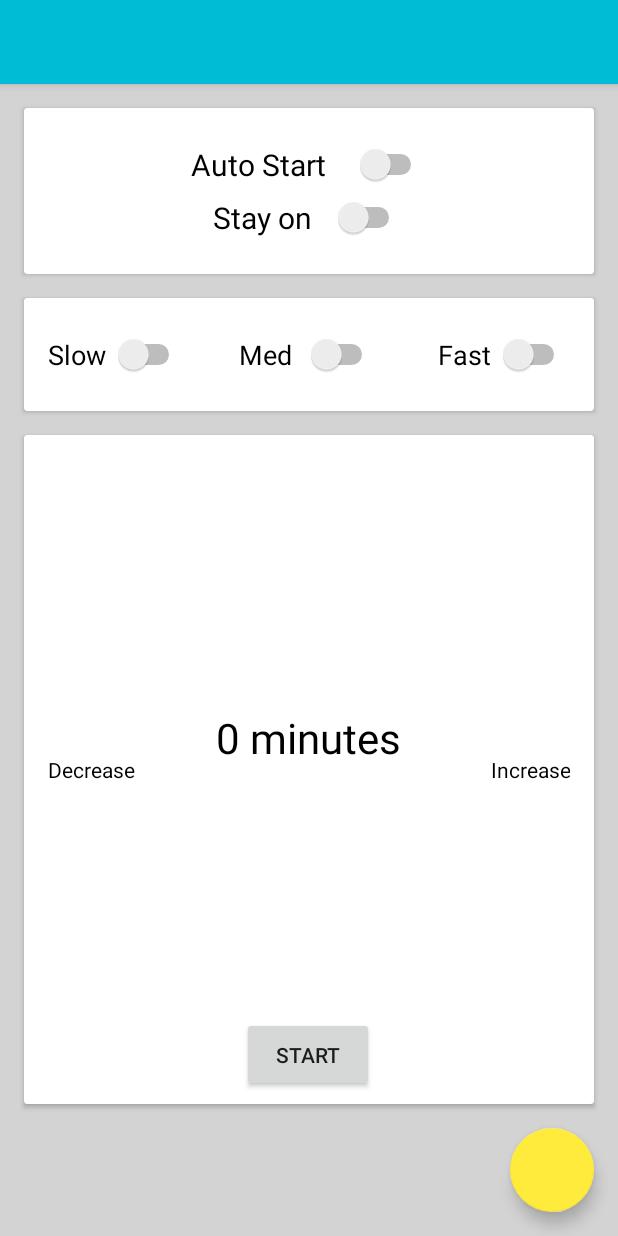
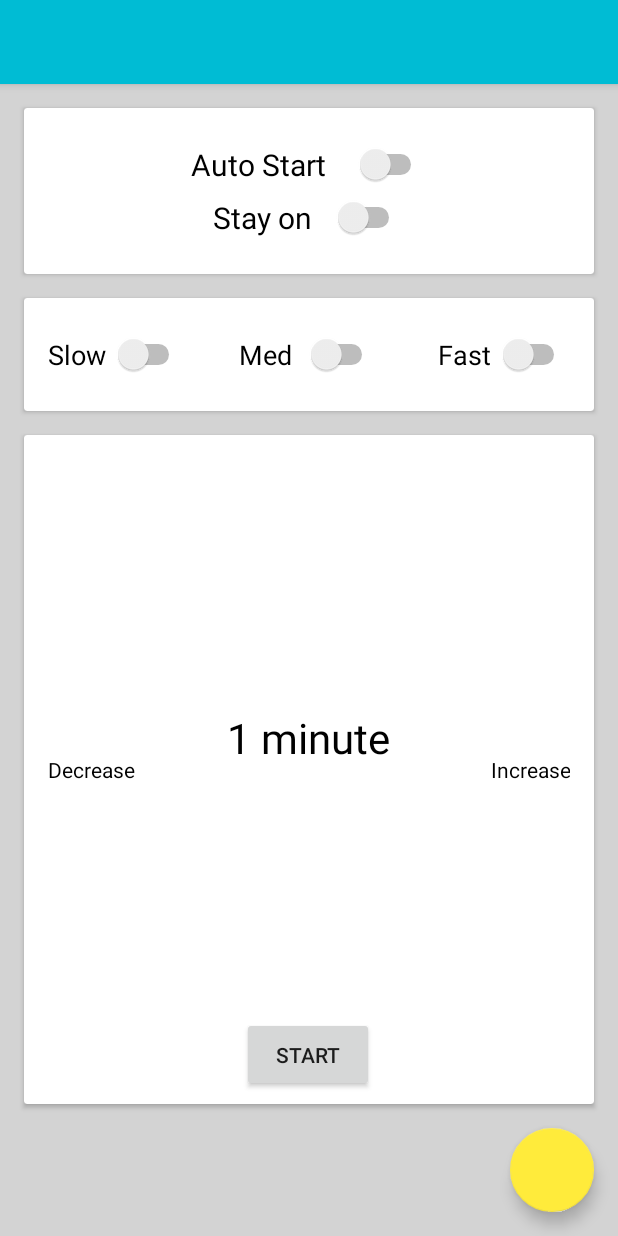
Before and after one commit to Hhwhiskey/Flashlight, an Android app: the screen it shows after launch (MainActivity), after a tap on "Decrease", on a phone screen of 412 x 824 dp. Run offline under Robolectric (Android 15) with nearby library versions, the light colour scheme and no system bars; our stand-ins replace ButterKnife; 1 other tap on this screen came first.

Commit message:
Polish, near release

```diff
--- a/app/src/main/java/com/khfire22/flashlight/MainActivity.java
+++ b/app/src/main/java/com/khfire22/flashlight/MainActivity.java
@@ -60,7 +60,7 @@ public class MainActivity extends AppCompatActivity {
     private TextView timerTV;
     private TextView increaseButton;
     private TextView decreaseButton;
-    private Button startButton;
+    private Button timerButton;
     private static int timer;
 
     @Override
@@ -73,7 +73,7 @@ public class MainActivity extends AppCompatActivity {
         timerTV = (TextView) findViewById(R.id.tv_timer);
         increaseButton = (TextView) findViewById(R.id.tv_increase);
         decreaseButton = (TextView) findViewById(R.id.tv_decrease);
-        startButton = (Button) findViewById(R.id.button_start);
+        timerButton = (Button) findViewById(R.id.button_start);
         slowSwitch = (Switch) findViewById(R.id.slow_switch);
         medSwitch = (Switch) findViewById(R.id.medium_switch);
         fastSwitch = (Switch) findViewById(R.id.fast_switch);
@@ -165,10 +165,20 @@ public class MainActivity extends AppCompatActivity {
             }
         });
 
-        startButton.setOnClickListener(new View.OnClickListener() {
+        timerButton.setOnClickListener(new View.OnClickListener() {
             @Override
             public void onClick(View v) {
-                startTimer(timer);
+
+                // If timer button is currently "Stop", then turn off the light and set text to start when pressed
+                if (timerButton.getText().equals("Stop")) {
+                    timerButton.setText("Start");
+                    turnLightOff();
+                } else {
+                    // If timer button is current't "Start", then turn on light with current timer settings
+                    startTimer(timer);
+                    timerButton.setText("Stop");
+
+                }
             }
         });
 
@@ -176,7 +186,7 @@ public class MainActivity extends AppCompatActivity {
             @Override
             public void onClick(View v) {
 
-                if (timer > 0) {
+                if (timer > 1) {
                     timer -= 1;
 
                     if (timer == 1) {
@@ -184,6 +194,10 @@ public class MainActivity extends AppCompatActivity {
                     } else {
                         timerTV.setText(timer + " minutes");
                     }
+
+                    // When decrease is pressed, turn light off and prime the start button
+                    timerButton.setText("Start");
+                    turnLightOff();
                 }
 
             }
@@ -193,7 +207,6 @@ public class MainActivity extends AppCompatActivity {
             @Override
             public void onClick(View v) {
 
-                if(timer <= 60) {
                     timer += 1;
 
                     if (timer == 1) {
@@ -202,8 +215,10 @@ public class MainActivity extends AppCompatActivity {
                     } else{
                         timerTV.setText(timer + " minutes");
                     }
-                }
 
+                    // When increase is pressed, turn light off and prime the start button
+                    timerButton.setText("Start");
+                    turnLightOff();
             }
         });
     }
@@ -272,6 +287,7 @@ public class MainActivity extends AppCompatActivity {
             camera.setParameters(params);
             camera.startPreview();
             isFlashlightOn = true;
+            Log.d(TAG, "Light is on");
         }
     }
 
@@ -291,6 +307,8 @@ public class MainActivity extends AppCompatActivity {
             camera.stopPreview();
             camera.setPreviewCallback(null);
             isFlashlightOn = false;
+            Log.d(TAG, "Light is off");
+
 
         }
     }
@@ -363,6 +381,9 @@ public class MainActivity extends AppCompatActivity {
         fastThread.start();
     }
 
+    // Take static timer time(milli) passed from the user, and multiply it by 6000 to get minutes
+    // Toggle the light and start timer
+    // When timer ends, set TV to "Done" and toggle the light, and reset timer to 1 minute.
     public void startTimer(int time) {
 
         time *= 60000;
--- a/app/src/main/res/layout/activity_main.xml
+++ b/app/src/main/res/layout/activity_main.xml
@@ -142,7 +142,7 @@
                     android:layout_centerHorizontal="true"
                     android:layout_marginTop="24dp"
                     android:gravity="center_vertical"
-                    android:text="5 minutes"
+                    android:text="1 minute"
                     android:textColor="#000000"
                     android:textSize="28dp"
                     android:layout_weight="1" />
```
